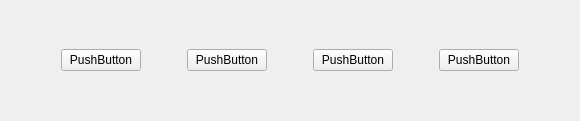
Before: the Qt Designer form buttongroup.ui in PagYSO/landlords, drawn with Qt 5.
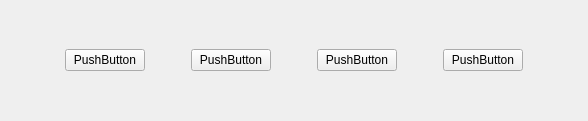
After: the same form once the commit is applied. The open tabs and pages were chosen to show the change. Custom widgets are drawn as their Qt base class.

```diff
--- a/buttongroup.ui
+++ b/buttongroup.ui
@@ -6,7 +6,7 @@
    <rect>
     <x>0</x>
     <y>0</y>
-    <width>580</width>
+    <width>588</width>
     <height>121</height>
    </rect>
   </property>
```
Left out of the diff: 14 changed lines with no effect on the pictures.
